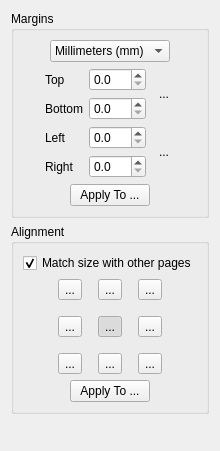
First picture: the form in filters/page_layout/ui/PageLayoutOptionsWidget.ui, repository ImageProcessing-ElectronicPublications/scantailor-deviant, before the edit.
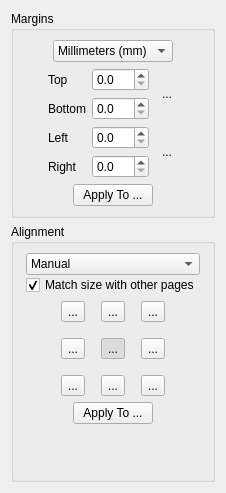
Second picture: the form after the edit. Icons and pictures are not drawn.

Patch:
```diff
--- a/filters/page_layout/ui/PageLayoutOptionsWidget.ui
+++ b/filters/page_layout/ui/PageLayoutOptionsWidget.ui
@@ -6,8 +6,8 @@
    <rect>
     <x>0</x>
     <y>0</y>
-    <width>214</width>
-    <height>451</height>
+    <width>226</width>
+    <height>493</height>
    </rect>
   </property>
   <property name="windowTitle">
@@ -256,8 +256,8 @@
      <property name="title">
       <string>Alignment</string>
      </property>
-     <layout class="QVBoxLayout" name="verticalLayout_2">
-      <item>
+     <layout class="QGridLayout" name="gridLayout_3">
+      <item row="1" column="0">
        <layout class="QHBoxLayout" name="horizontalLayout_3">
         <property name="spacing">
          <number>0</number>
@@ -269,11 +269,35 @@
           </property>
           <property name="sizeHint" stdset="0">
            <size>
-            <width>0</width>
-            <height>0</height>
+            <width>40</width>
+            <height>20</height>
            </size>
           </property>
          </spacer>
+        </item>
+        <item>
+         <layout class="QVBoxLayout" name="verticalLayout_2">
+          <item>
+           <widget class="QComboBox" name="alignmentMode">
+            <property name="currentIndex">
+             <number>1</number>
+            </property>
+            <item>
+             <property name="text">
+              <string comment="auto">Auto</string>
+             </property>
+            </item>
+            <item>
+             <property name="text">
+              <string comment="manual">Manual</string>
+             </property>
+            </item>
+            <item>
+             <property name="text">
+              <string comment="original">Original</string>
+             </property>
+            </item>
+           </widget>
         </item>
         <item>
          <widget class="QCheckBox" name="alignWithOthersCB">
@@ -285,6 +309,8 @@
           </property>
          </widget>
         </item>
+         </layout>
+        </item>
         <item>
          <spacer name="horizontalSpacer_8">
           <property name="orientation">
@@ -292,15 +318,15 @@
           </property>
           <property name="sizeHint" stdset="0">
            <size>
-            <width>0</width>
-            <height>0</height>
+            <width>40</width>
+            <height>20</height>
            </size>
           </property>
          </spacer>
         </item>
        </layout>
       </item>
-      <item>
+      <item row="5" column="0">
        <layout class="QHBoxLayout" name="horizontalLayout_4">
         <item>
          <spacer name="horizontalSpacer_6">
@@ -547,7 +573,7 @@
         </item>
        </layout>
       </item>
-      <item>
+      <item row="6" column="0">
        <layout class="QHBoxLayout" name="horizontalLayout_6">
         <item>
          <spacer name="horizontalSpacer_11">
@@ -584,21 +610,21 @@
         </item>
        </layout>
       </item>
-     </layout>
-    </widget>
-   </item>
-   <item>
+      <item row="7" column="0">
     <spacer name="verticalSpacer">
      <property name="orientation">
       <enum>Qt::Vertical</enum>
      </property>
      <property name="sizeHint" stdset="0">
       <size>
-       <width>1</width>
-       <height>1</height>
+          <width>20</width>
+          <height>40</height>
       </size>
      </property>
     </spacer>
+      </item>
+     </layout>
+    </widget>
    </item>
   </layout>
  </widget>
```
Left out of the diff: 1 changed line with no effect on the pictures. Lines whose indentation alone changed are shown as unchanged.
